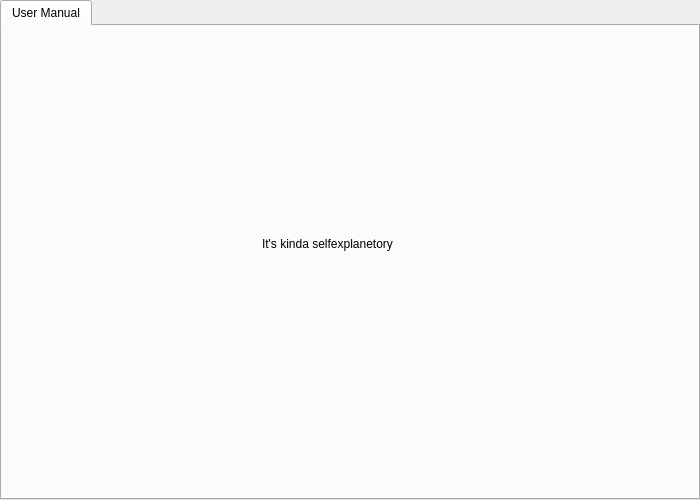
Old version of the form widget.ui in the repository hwendland/M1Widget.
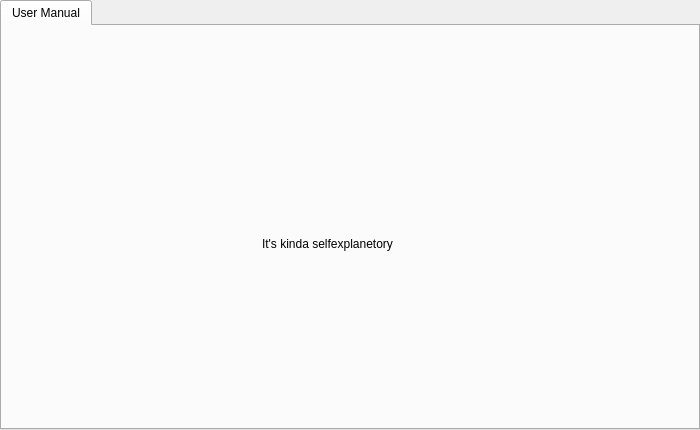
New version of the form.

What changed in the file:
```diff
--- a/widget.ui
+++ b/widget.ui
@@ -7,7 +7,7 @@
     <x>0</x>
     <y>0</y>
     <width>700</width>
-    <height>500</height>
+    <height>430</height>
    </rect>
   </property>
   <property name="windowTitle">
@@ -19,7 +19,7 @@
      <x>0</x>
      <y>0</y>
      <width>700</width>
-     <height>500</height>
+     <height>430</height>
     </rect>
    </property>
    <property name="currentIndex">
```
